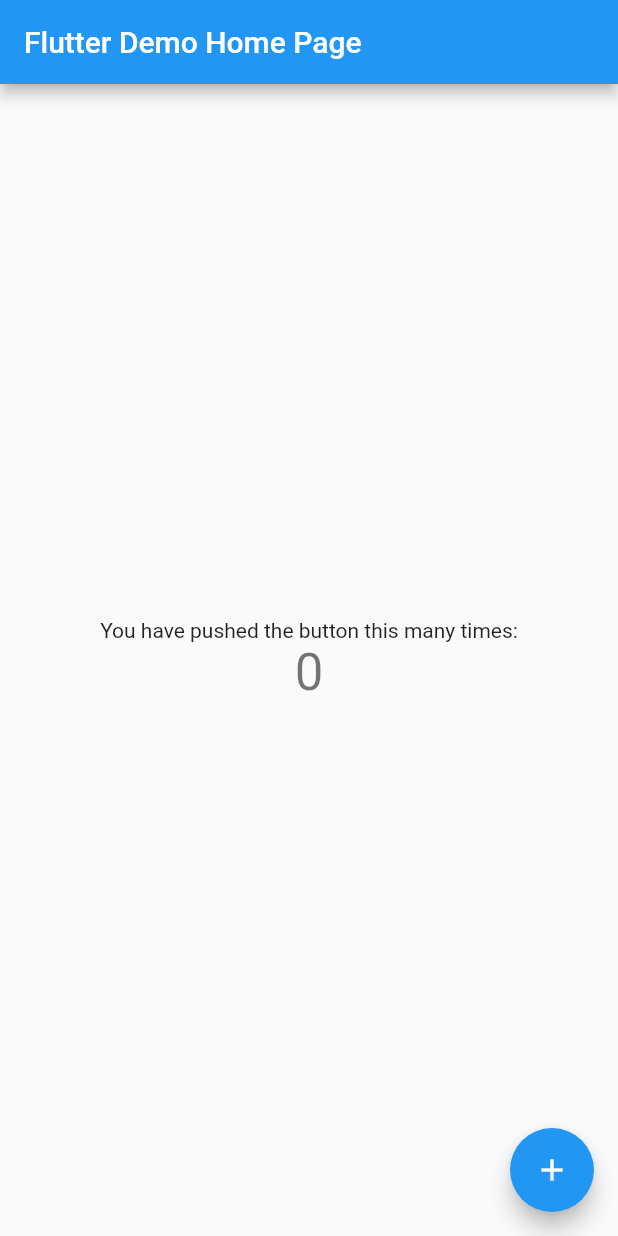
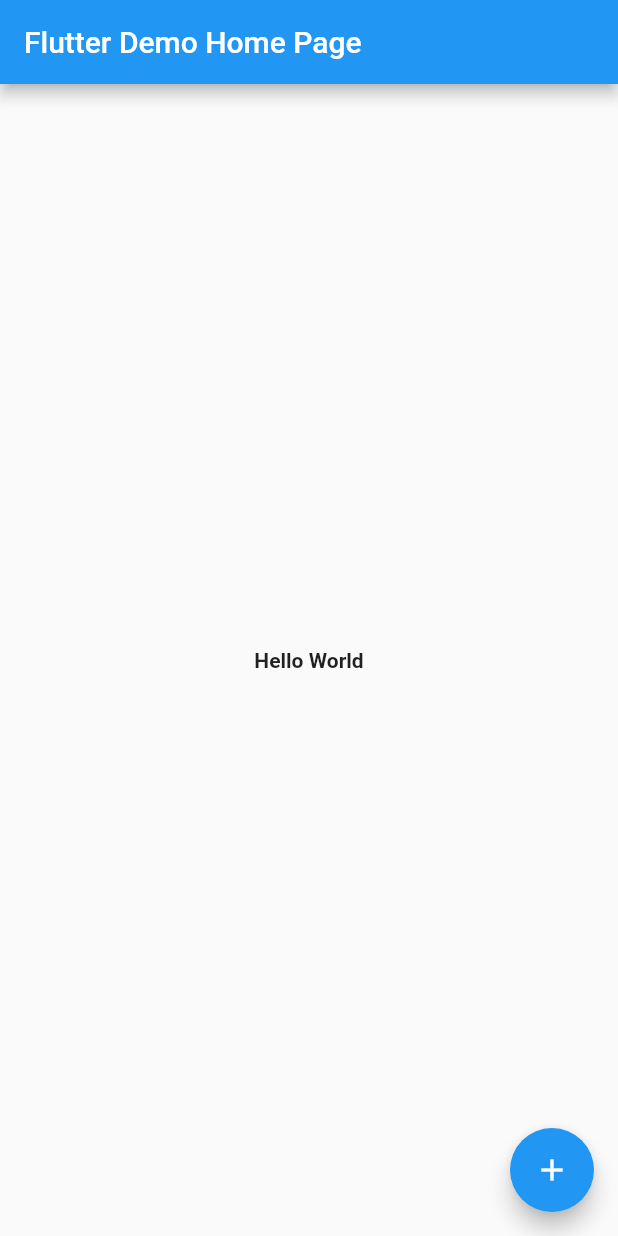
Before and after one commit to arraisi/flutter_app, a Flutter app: the screen it shows after launch, on a phone screen of 412 x 824 dp. Run offline on Flutter 3.47's test engine with Material 2 defaults, Android fonts, the phone set to English and light mode, and no system bars.

Commit message:
Text Widget

```diff
--- a/lib/main.dart
+++ b/lib/main.dart
@@ -72,33 +72,9 @@ class _MyHomePageState extends State<MyHomePage> {
         title: Text(widget.title),
       ),
       body: Center(
-        // Center is a layout widget. It takes a single child and positions it
-        // in the middle of the parent.
-        child: Column(
-          // Column is also layout widget. It takes a list of children and
-          // arranges them vertically. By default, it sizes itself to fit its
-          // children horizontally, and tries to be as tall as its parent.
-          //
-          // Invoke "debug painting" (press "p" in the console, choose the
-          // "Toggle Debug Paint" action from the Flutter Inspector in Android
-          // Studio, or the "Toggle Debug Paint" command in Visual Studio Code)
-          // to see the wireframe for each widget.
-          //
-          // Column has various properties to control how it sizes itself and
-          // how it positions its children. Here we use mainAxisAlignment to
-          // center the children vertically; the main axis here is the vertical
-          // axis because Columns are vertical (the cross axis would be
-          // horizontal).
-          mainAxisAlignment: MainAxisAlignment.center,
-          children: <Widget>[
-            Text(
-              'You have pushed the button this many times:',
-            ),
-            Text(
-              '$_counter',
-              style: Theme.of(context).textTheme.display1,
-            ),
-          ],
+        child: Text(
+          "Hello World",
+          style: TextStyle(fontWeight: FontWeight.bold),
         ),
       ),
       floatingActionButton: FloatingActionButton(
```
